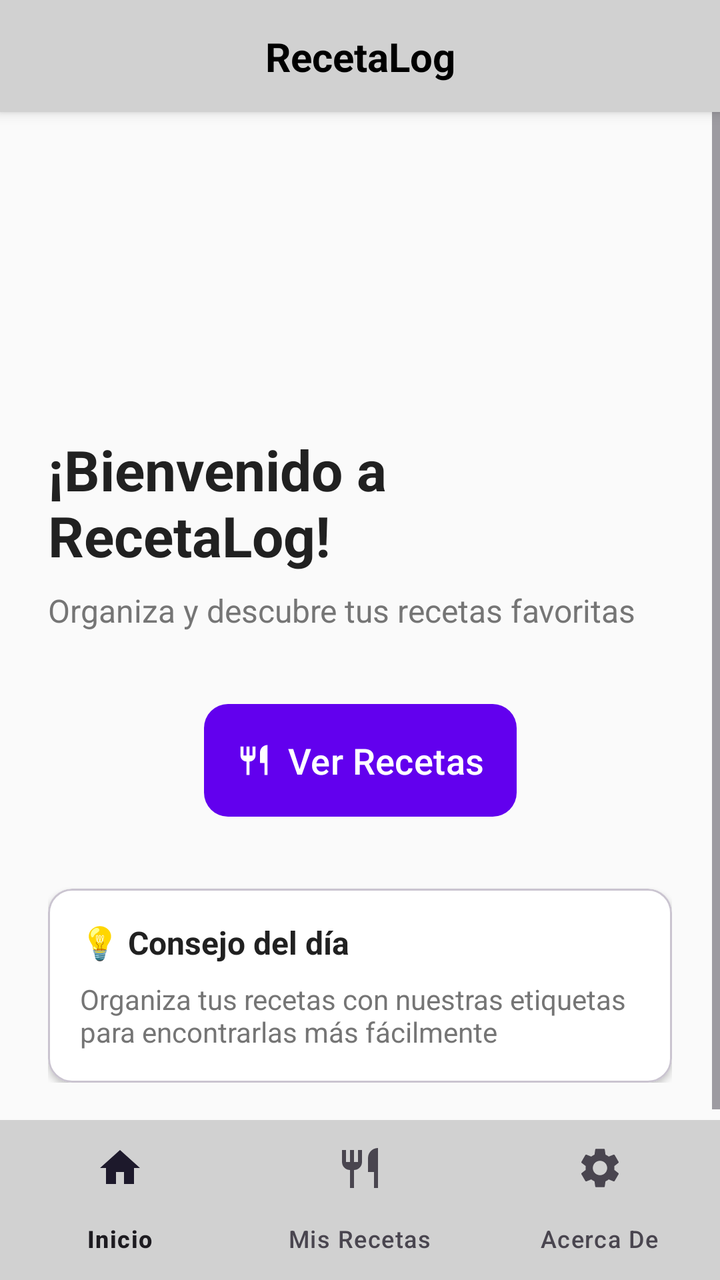
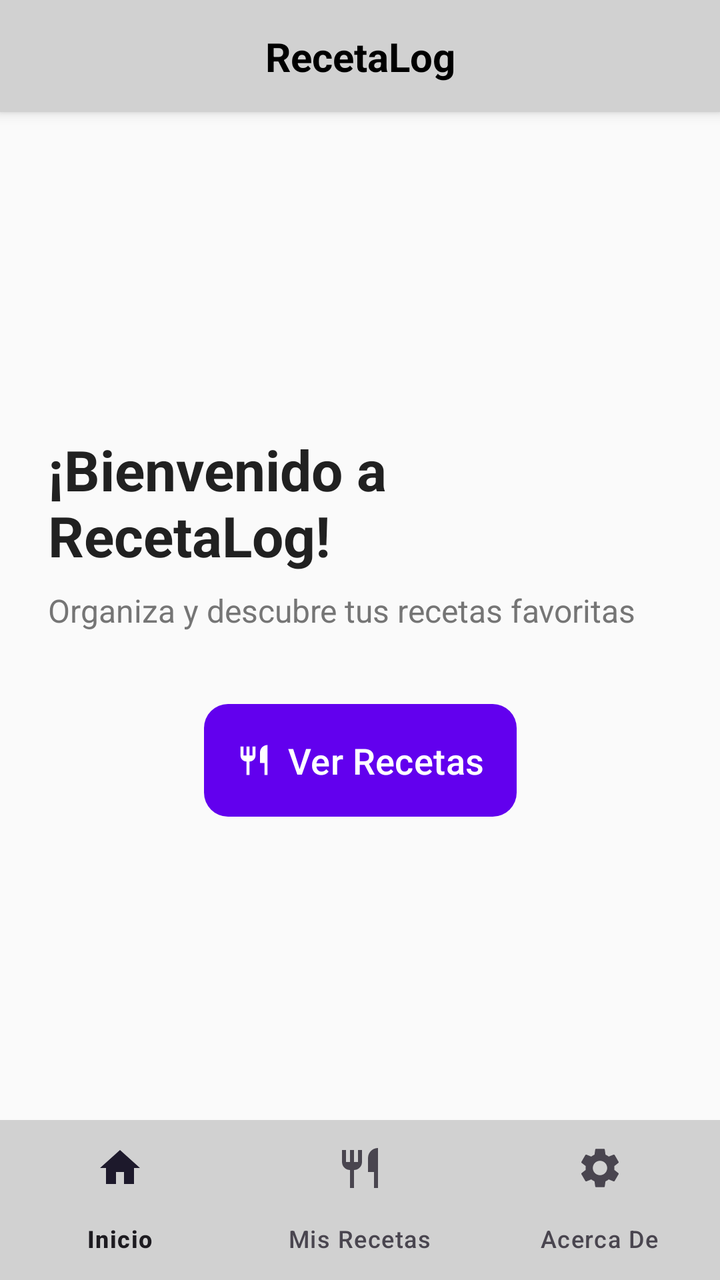

Two renders of the same Android screen: before a commit and after it. Below are the layout's source before the change and the commit's diff.
<!-- AndroidManifest.xml: application theme Theme.RecetaLog -->
<!-- res/layout/activity_main.xml -->
<?xml version="1.0" encoding="utf-8"?>
<androidx.constraintlayout.widget.ConstraintLayout xmlns:android="http://schemas.android.com/apk/res/android"
    xmlns:app="http://schemas.android.com/apk/res-auto"
    xmlns:tools="http://schemas.android.com/tools"
    android:id="@+id/main"
    android:layout_width="match_parent"
    android:layout_height="match_parent"
    android:background="@color/background_primary"
    tools:context=".view.MainActivity">

    
    <androidx.constraintlayout.widget.ConstraintLayout
        android:id="@+id/topBar"
        android:layout_width="match_parent"
        android:layout_height="wrap_content"
        android:background="@color/topbar_background"
        android:elevation="4dp"
        android:minHeight="56dp"
        app:layout_constraintEnd_toEndOf="parent"
        app:layout_constraintStart_toStartOf="parent"
        app:layout_constraintTop_toTopOf="parent">

        <ImageView
            android:id="@+id/appLogo"
            android:layout_width="40dp"
            android:layout_height="40dp"
            android:layout_marginTop="8dp"
            android:layout_marginBottom="8dp"
            android:contentDescription="@string/app_name"
            android:src="@mipmap/logoapp"
            app:layout_constraintBottom_toBottomOf="parent"
            app:layout_constraintEnd_toEndOf="parent"
            app:layout_constraintHorizontal_bias="0.03"
            app:layout_constraintStart_toStartOf="parent"
            app:layout_constraintTop_toTopOf="parent" />

        <TextView
            android:id="@+id/appName"
            android:layout_width="wrap_content"
            android:layout_height="wrap_content"
            android:text="@string/app_name"
            android:textColor="@color/topbar_text"
            android:textSize="20sp"
            android:textStyle="bold"
            app:layout_constraintBottom_toBottomOf="@id/appLogo"
            app:layout_constraintEnd_toEndOf="parent"
            app:layout_constraintStart_toStartOf="parent"
            app:layout_constraintTop_toTopOf="@id/appLogo" />

    </androidx.constraintlayout.widget.ConstraintLayout>

    
    <ScrollView
        android:id="@+id/scrollContent"
        android:layout_width="0dp"
        android:layout_height="0dp"
        android:fillViewport="true"
        app:layout_constraintBottom_toTopOf="@id/bottomNavigation"
        app:layout_constraintEnd_toEndOf="parent"
        app:layout_constraintStart_toStartOf="parent"
        app:layout_constraintTop_toBottomOf="@id/topBar">

        <androidx.constraintlayout.widget.ConstraintLayout
            android:layout_width="match_parent"
            android:layout_height="wrap_content"
            android:padding="24dp">

            <ImageView
                android:id="@+id/imgLogo"
                android:layout_width="120dp"
                android:layout_height="120dp"
                android:contentDescription="@string/app_name"
                android:src="@mipmap/logoapp"
                app:layout_constraintEnd_toEndOf="parent"
                app:layout_constraintStart_toStartOf="parent"
                app:layout_constraintTop_toTopOf="parent" />

            <TextView
                android:id="@+id/txtWelcome"
                android:layout_width="wrap_content"
                android:layout_height="wrap_content"
                android:layout_marginTop="16dp"
                android:text="@string/bienvenido"
                android:textAlignment="center"
                android:textColor="@color/text_primary"
                android:textSize="28sp"
                android:textStyle="bold"
                app:layout_constraintEnd_toEndOf="parent"
                app:layout_constraintStart_toStartOf="parent"
                app:layout_constraintTop_toBottomOf="@id/imgLogo" />

            <TextView
                android:id="@+id/txtSubtitle"
                android:layout_width="0dp"
                android:layout_height="wrap_content"
                android:layout_marginTop="8dp"
                android:text="@string/home_subtitle"
                android:textAlignment="center"
                android:textColor="@color/text_secondary"
                android:textSize="16sp"
                app:layout_constraintEnd_toEndOf="parent"
                app:layout_constraintStart_toStartOf="parent"
                app:layout_constraintTop_toBottomOf="@id/txtWelcome" />

            <com.google.android.material.button.MaterialButton
                android:id="@+id/btnExplore"
                android:layout_width="wrap_content"
                android:layout_height="wrap_content"
                android:layout_marginTop="32dp"
                android:padding="16dp"
                android:text="@string/verecetas"
                android:textSize="18sp"
                app:backgroundTint="@color/button_primary"
                app:cornerRadius="12dp"
                app:icon="@drawable/ic_recetas"
                app:iconTint="@color/white"
                app:layout_constraintEnd_toEndOf="parent"
                app:layout_constraintStart_toStartOf="parent"
                app:layout_constraintTop_toBottomOf="@id/txtSubtitle" />

            <com.google.android.material.card.MaterialCardView
                android:id="@+id/cardTip"
                android:layout_width="0dp"
                android:layout_height="wrap_content"
                android:layout_marginTop="32dp"
                app:cardBackgroundColor="@color/card_background"
                app:cardCornerRadius="12dp"
                app:cardElevation="2dp"
                app:layout_constraintEnd_toEndOf="parent"
                app:layout_constraintStart_toStartOf="parent"
                app:layout_constraintTop_toBottomOf="@id/btnExplore">

                <LinearLayout
                    android:layout_width="match_parent"
                    android:layout_height="wrap_content"
                    android:orientation="vertical"
                    android:padding="16dp">

                    <TextView
                        android:layout_width="wrap_content"
                        android:layout_height="wrap_content"
                        android:text="@string/consejo1"
                        android:textColor="@color/text_primary"
                        android:textSize="16sp"
                        android:textStyle="bold" />

                    <TextView
                        android:layout_width="wrap_content"
                        android:layout_height="wrap_content"
                        android:layout_marginTop="8dp"
                        android:text="@string/consejo"
                        android:textColor="@color/text_secondary"
                        android:textSize="14sp" />

                </LinearLayout>

            </com.google.android.material.card.MaterialCardView>

        </androidx.constraintlayout.widget.ConstraintLayout>

    </ScrollView>

    
    <com.google.android.material.bottomnavigation.BottomNavigationView
        android:id="@+id/bottomNavigation"
        android:layout_width="match_parent"
        android:layout_height="wrap_content"
        android:background="@color/bottombar_background"
        app:layout_constraintBottom_toBottomOf="parent"
        app:layout_constraintEnd_toEndOf="parent"
        app:layout_constraintStart_toStartOf="parent"
        app:menu="@menu/bottom_nav_menu" />

</androidx.constraintlayout.widget.ConstraintLayout>
<!-- resources referenced by this layout -->
<resources>
  <color name="background_primary">#FAFAFA</color>
  <color name="bottombar_background">#D1D1D1</color>
  <color name="button_primary">#6200EE</color>
  <color name="card_background">#FFFFFF</color>
  <color name="text_primary">#212121</color>
  <color name="text_secondary">#757575</color>
  <color name="topbar_background">#D1D1D1</color>
  <color name="topbar_text">#FF000000</color>
  <color name="white">#FFFFFFFF</color>
  <!-- drawable ic_recetas (drawable) -->
  <vector xmlns:android="http://schemas.android.com/apk/res/android"
      android:width="24dp"
      android:height="24dp"
      android:viewportWidth="24"
      android:viewportHeight="24">
      <path
          android:fillColor="#000000"
          android:pathData="M16,6v8h3v8h2V2c-2.76,0 -5,2.24 -5,5V6zM11,9H9V3H7v6H5V3H3v6c0,2.21 1.79,4 4,4v9h2v-9c2.21,0 4,-1.79 4,-4V3h-2V9z"/>
  </vector>
  <!-- mipmap logoapp (mipmap-anydpi-v26) -->
  <?xml version="1.0" encoding="utf-8"?>
  <adaptive-icon xmlns:android="http://schemas.android.com/apk/res/android">
      <background android:drawable="@drawable/logoapp_background"/>
      <foreground android:drawable="@drawable/logoapp_foreground"/>
  </adaptive-icon>
  <string name="app_name">RecetaLog</string>
  <string name="bienvenido">¡Bienvenido a RecetaLog!</string>
  <string name="consejo">Organiza tus recetas con nuestras etiquetas para encontrarlas más fácilmente</string>
  <string name="consejo1">💡 Consejo del día</string>
  <string name="home_subtitle">Organiza y descubre tus recetas favoritas</string>
  <string name="verecetas">Ver Recetas</string>
  <style name="Theme.RecetaLog" parent="Base.Theme.RecetaLog" />
  <!-- drawable logoapp_background: vector/xml drawable (drawable, 4866 chars, omitted) -->
  <!-- drawable logoapp_foreground: vector/xml drawable (drawable, 23450 chars, omitted) -->
  <style name="Base.Theme.RecetaLog" parent="Theme.Material3.Light.NoActionBar">
          <item name="colorPrimary">@color/grisUI</item>
          <item name="colorOnPrimary">@color/white</item>
          <item name="colorSecondary">@color/grisUI</item>
          <item name="android:statusBarColor">@color/grisUI</item>
          <item name="android:navigationBarColor">@color/grisUI</item>
      </style>
  <color name="grisUI">#FFCCCCCC</color>
</resources>

<!-- the commit's change to res/layout/activity_main.xml (unified diff, before → after) -->
@@ -118,44 +118,6 @@
                 app:layout_constraintStart_toStartOf="parent"
                 app:layout_constraintTop_toBottomOf="@id/txtSubtitle" />
 
-            <com.google.android.material.card.MaterialCardView
-                android:id="@+id/cardTip"
-                android:layout_width="0dp"
-                android:layout_height="wrap_content"
-                android:layout_marginTop="32dp"
-                app:cardBackgroundColor="@color/card_background"
-                app:cardCornerRadius="12dp"
-                app:cardElevation="2dp"
-                app:layout_constraintEnd_toEndOf="parent"
-                app:layout_constraintStart_toStartOf="parent"
-                app:layout_constraintTop_toBottomOf="@id/btnExplore">
-
-                <LinearLayout
-                    android:layout_width="match_parent"
-                    android:layout_height="wrap_content"
-                    android:orientation="vertical"
-                    android:padding="16dp">
-
-                    <TextView
-                        android:layout_width="wrap_content"
-                        android:layout_height="wrap_content"
-                        android:text="@string/consejo1"
-                        android:textColor="@color/text_primary"
-                        android:textSize="16sp"
-                        android:textStyle="bold" />
-
-                    <TextView
-                        android:layout_width="wrap_content"
-                        android:layout_height="wrap_content"
-                        android:layout_marginTop="8dp"
-                        android:text="@string/consejo"
-                        android:textColor="@color/text_secondary"
-                        android:textSize="14sp" />
-
-                </LinearLayout>
-
-            </com.google.android.material.card.MaterialCardView>
-
         </androidx.constraintlayout.widget.ConstraintLayout>
 
     </ScrollView>
<!-- resource entries referenced after the edit -->
@@ -3,7 +3,6 @@
   <color name="background_primary">#FAFAFA</color>
   <color name="bottombar_background">#D1D1D1</color>
   <color name="button_primary">#6200EE</color>
-  <color name="card_background">#FFFFFF</color>
   <color name="text_primary">#212121</color>
   <color name="text_secondary">#757575</color>
   <color name="topbar_background">#D1D1D1</color>
@@ -27,8 +26,6 @@
   </adaptive-icon>
   <string name="app_name">RecetaLog</string>
   <string name="bienvenido">¡Bienvenido a RecetaLog!</string>
-  <string name="consejo">Organiza tus recetas con nuestras etiquetas para encontrarlas más fácilmente</string>
-  <string name="consejo1">💡 Consejo del día</string>
   <string name="home_subtitle">Organiza y descubre tus recetas favoritas</string>
   <string name="verecetas">Ver Recetas</string>
   <style name="Theme.RecetaLog" parent="Base.Theme.RecetaLog" />
